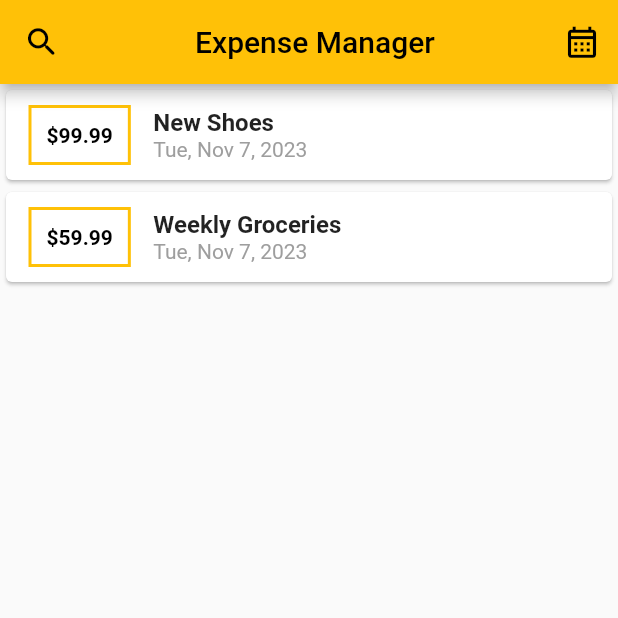
After one commit to Muhammad-Umair1049/expense_planner, a Flutter app: the RecordsScreen screen opened directly, on a phone screen of 412 x 824 dp, the top half of it. The commit adds this screen. Run offline on Flutter 3.47's test engine with Material 2 defaults, Android fonts, the phone set to English and light mode, and no system bars; our stand-ins replace curved_navigation_bar, firebase_auth, firebase_core, google_sign_in, lottie; accounts and stored records are empty; project files that could hold a hidden picture were left out.

```diff
--- /dev/null
+++ b/lib/TransactionDL.dart
@@ -0,0 +1,22 @@
+import 'package:flutter_complete_guide/models/transaction.dart';
+
+class TransactionDL {
+  static var list = [
+    Transaction(
+      id: "t1",
+      title: "New Shoes",
+      amount: 99.99,
+      date: DateTime.now(),
+    ),
+    Transaction(
+      id: "t2",
+      title: "Weekly Groceries",
+      amount: 59.99,
+      date: DateTime.now(),
+    ),
+  ];
+
+  static void addTransaction(var v) {
+    list.add(v);
+  }
+}
--- a/lib/screens/me_screen/me.dart
+++ b/lib/screens/me_screen/me.dart
@@ -3,7 +3,6 @@ import 'package:flutter/material.dart';
 import 'package:flutter_complete_guide/screens/me_screen/auth.dart';
 import '../../services/auth_service.dart';
 import '../../widgets/modal_bottom_sheets.dart';
-import 'me_modal_bottom_sheet.dart';
 
 class HelloScreen extends StatefulWidget {
   @override
--- /dev/null
+++ b/lib/screens/records.dart
@@ -0,0 +1,72 @@
+import 'package:flutter/material.dart';
+import 'package:flutter_complete_guide/TransactionDL.dart';
+import 'package:flutter_complete_guide/models/transaction.dart';
+import 'package:flutter_complete_guide/widgets/transaction_list.dart';
+
+class RecordsScreen extends StatefulWidget {
+  RecordsScreen({super.key});
+
+  final List<Transaction> userTransactions = [];
+
+  @override
+  State<RecordsScreen> createState() => _RecordsScreenState();
+}
+
+class _RecordsScreenState extends State<RecordsScreen> {
+  @override
+  Widget build(BuildContext context) {
+    var userTransactions = TransactionDL.list;
+
+    bool isDarkMode = Theme.of(context).brightness == Brightness.dark;
+    return Scaffold(
+      appBar: AppBar(
+        leading: IconButton(
+          icon: Icon(
+            Icons.search_rounded,
+            size: 25,
+          ),
+          onPressed: () {
+            // Add your search action here
+          },
+        ),
+        title: Center(
+          child: Text(
+            'Expense Manager',
+            style: TextStyle(
+              fontSize: 20,
+            ),
+          ),
+        ),
+        actions: [
+          IconButton(
+            icon: Icon(
+              Icons.calendar_month_outlined,
+              size: 25,
+            ),
+            onPressed: () {
+              // Add your calendar action here
+            },
+          ),
+        ],
+      ),
+      body: SingleChildScrollView(
+        child: Column(
+          //mainAxisAlignment: MainAxisAlignment.start,
+          crossAxisAlignment: CrossAxisAlignment.stretch,
+          children: <Widget>[
+            // Container(
+            //   width: double.infinity,
+            //   child: const Card(
+            //     color: Colors.lightBlue,
+            //     elevation: 5,
+            //     child: Text("CHART!"),
+            //   ),
+            // ),
+            TransactionList(userTransactions),
+          ],
+        ),
+      ),
+      //Bottom Navigation Bar all functionality is added in this function
+    );
+  }
+}
```
Also changed, not shown: lib/Widgets/new_transaction.dart (+3 -5 lines), lib/main.dart (+7 -2 lines), lib/screens/home_page.dart (+34 -93 lines), 1 other file.
